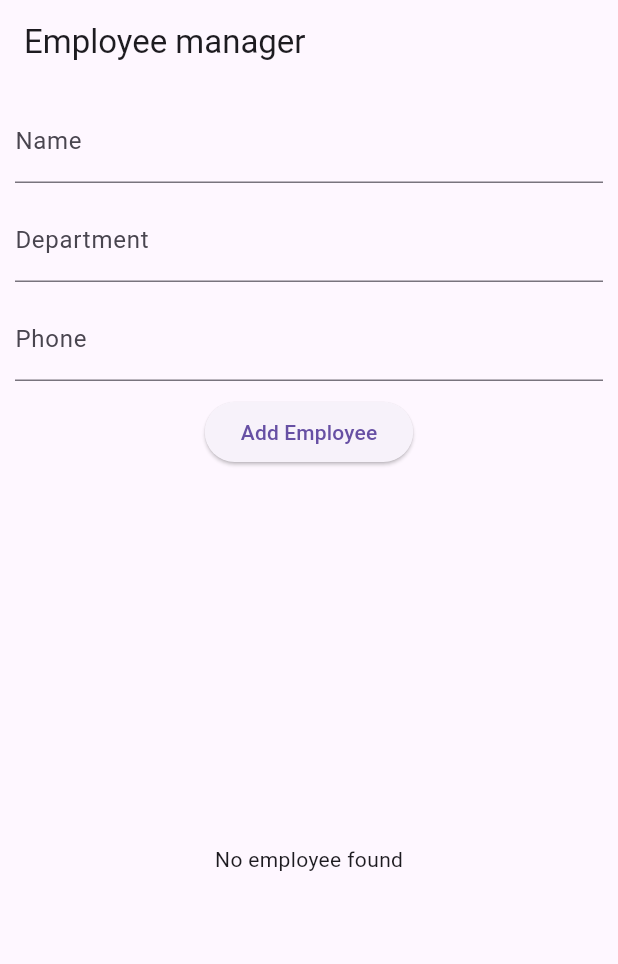
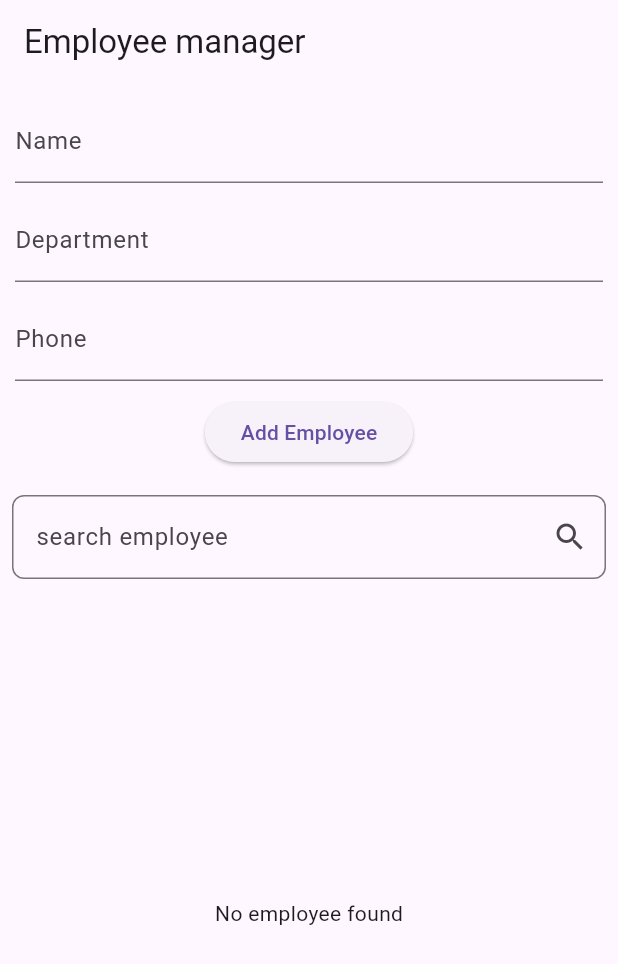
Before and after one commit to Damish-7/state_employee_learn, a Flutter app: the screen it shows after launch, on a phone screen of 412 x 824 dp. Shown: the top 964 px of the screen. Run offline on Flutter 3.47's test engine with Material 3 defaults, Android fonts, the phone set to English and light mode, and no system bars; our stand-ins replace get, hive, hive_flutter; accounts and stored records are empty.

Commit message:
updated search

```diff
--- a/lib/db/controller/employee_controller.dart
+++ b/lib/db/controller/employee_controller.dart
@@ -1,6 +1,6 @@
 import 'package:get/state_manager.dart';
 import 'package:hive/hive.dart';
-import 'package:state_employee_learn/db/model/patient_model.dart';
+import 'package:state_employee_learn/db/model/employee_model.dart';
 
 
 class EmployeeController extends GetxController{
@@ -19,6 +19,8 @@ class EmployeeController extends GetxController{
 
       Future<void> addEmployee(EmployeeModel employee) async {
         isLoading.value = true;
+
+        await Future.delayed(const Duration(seconds: 3));
          final id = await employeeBox.add(employee);
          employee.id = id;
          await employeeBox.put(id,employee);
@@ -40,4 +42,18 @@ class EmployeeController extends GetxController{
         await employeeBox.put(id, employee);
         getAllEmployees();
       }
+
+      List<EmployeeModel> get filtereedEmployees {
+        if(searchQuery.value.isEmpty) {
+          return employeeList;
+        } else {
+          return employeeList.where((employee) {
+          return employee.name.
+          toLowerCase()
+          .contains(searchQuery.value.toLowerCase()) ||
+          employee.department.toLowerCase().contains(searchQuery.value.toLowerCase()) ||
+          employee.phone.toLowerCase().contains(searchQuery.value.toLowerCase());
+        }).toList();
+        }
+      }
 }
--- a/lib/db/model/patient_model.dart
+++ b/lib/db/model/employee_model.dart
@@ -1,5 +1,5 @@
 import 'package:hive_flutter/adapters.dart';
-part 'patient_model.g.dart';
+part 'employee_model.g.dart';
 
 @HiveType(typeId: 1)
 class EmployeeModel{
--- a/lib/main.dart
+++ b/lib/main.dart
@@ -1,7 +1,7 @@
 import 'package:flutter/material.dart';
 import 'package:get/get.dart';
 import 'package:hive_flutter/adapters.dart';
-import 'package:state_employee_learn/db/model/patient_model.dart';
+import 'package:state_employee_learn/db/model/employee_model.dart';
 import 'package:state_employee_learn/screens/home_screen.dart';
 
 Future<void> main() async {
--- a/lib/screens/home_screen.dart
+++ b/lib/screens/home_screen.dart
@@ -16,6 +16,23 @@ class HomeScreen extends StatelessWidget {
       body: Column(
         children: [
           AddEmployeeWidget(),
+
+          Padding(
+            padding: const EdgeInsets.all(8),
+            child: TextField(
+              decoration: InputDecoration(
+                hintText: 'search employee',
+                suffixIcon: const Icon(Icons.search),
+                border: OutlineInputBorder(
+                  borderRadius: BorderRadius.circular(8),
+                )
+              ),
+              onChanged: (value)  {
+                controller.searchQuery.value = value;
+              },
+            ),
+            ),
+
           Expanded(child: EmployeeListWidget()),
         ],
       ),
--- a/lib/screens/widgets/add_employee_widget.dart
+++ b/lib/screens/widgets/add_employee_widget.dart
@@ -1,7 +1,7 @@
 import 'package:flutter/material.dart';
 import 'package:get/get.dart';
 import 'package:state_employee_learn/db/controller/employee_controller.dart';
-import 'package:state_employee_learn/db/model/patient_model.dart';
+import 'package:state_employee_learn/db/model/employee_model.dart';
 
 class AddEmployeeWidget extends StatelessWidget {
       AddEmployeeWidget({super.key});
--- a/lib/screens/widgets/employee_list_widget.dart
+++ b/lib/screens/widgets/employee_list_widget.dart
@@ -1,7 +1,7 @@
 import 'package:flutter/material.dart';
 import 'package:get/get.dart';
 import 'package:state_employee_learn/db/controller/employee_controller.dart';
-import 'package:state_employee_learn/db/model/patient_model.dart';
+import 'package:state_employee_learn/db/model/employee_model.dart';
 
 
 class EmployeeListWidget extends StatelessWidget {
```
Also changed, not shown: lib/db/model/employee_model.g.dart.
